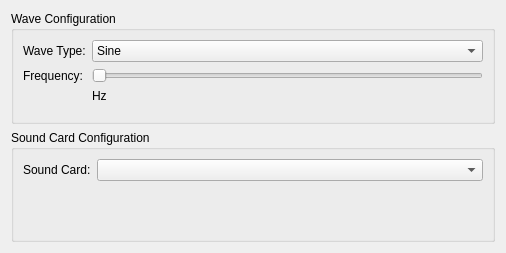
Qt form src/frontend/views/settings/audio_settings.ui (kaichiuchu/vm-tutorial) before a commit.
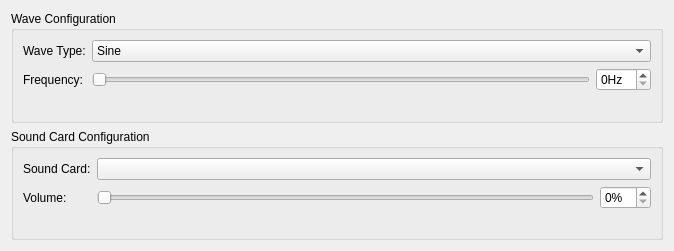
The same form after that commit.

Commit message:
frontend: update audio and general settings
The audio and general settings dialogs should work appropriately.

These settings will persist when the application is closed and reopened.

The edit to the form file:
```diff
--- a/src/frontend/views/settings/audio_settings.ui
+++ b/src/frontend/views/settings/audio_settings.ui
@@ -6,8 +6,8 @@
    <rect>
     <x>0</x>
     <y>0</y>
-    <width>506</width>
-    <height>253</height>
+    <width>674</width>
+    <height>251</height>
    </rect>
   </property>
   <property name="windowTitle">
@@ -51,28 +51,32 @@
         </item>
        </widget>
       </item>
-      <item row="2" column="0">
+      <item row="1" column="0">
        <widget class="QLabel" name="label_2">
         <property name="text">
          <string>Frequency:</string>
         </property>
        </widget>
       </item>
-      <item row="2" column="1">
+      <item row="1" column="1">
+       <layout class="QHBoxLayout" name="horizontalLayout">
+        <item>
        <widget class="QSlider" name="frequencySlider">
         <property name="orientation">
          <enum>Qt::Horizontal</enum>
         </property>
        </widget>
       </item>
-      <item row="3" column="1">
-       <widget class="QLabel" name="frequencyHz">
-        <property name="text">
+        <item>
+         <widget class="QSpinBox" name="frequencySpinBox">
+          <property name="suffix">
          <string>Hz</string>
         </property>
        </widget>
       </item>
      </layout>
+      </item>
+     </layout>
     </widget>
    </item>
    <item>
@@ -91,6 +95,31 @@
       <item row="0" column="1">
        <widget class="QComboBox" name="soundCards"/>
       </item>
+      <item row="1" column="0">
+       <widget class="QLabel" name="label_4">
+        <property name="text">
+         <string>Volume:</string>
+        </property>
+       </widget>
+      </item>
+      <item row="1" column="1">
+       <layout class="QHBoxLayout" name="horizontalLayout_2">
+        <item>
+         <widget class="QSlider" name="volumeSlider">
+          <property name="orientation">
+           <enum>Qt::Horizontal</enum>
+          </property>
+         </widget>
+        </item>
+        <item>
+         <widget class="QSpinBox" name="volumeSpinBox">
+          <property name="suffix">
+           <string>%</string>
+          </property>
+         </widget>
+        </item>
+       </layout>
+      </item>
      </layout>
     </widget>
    </item>
```
Lines whose indentation alone changed are shown as unchanged. The commit also changes 17 other files.
